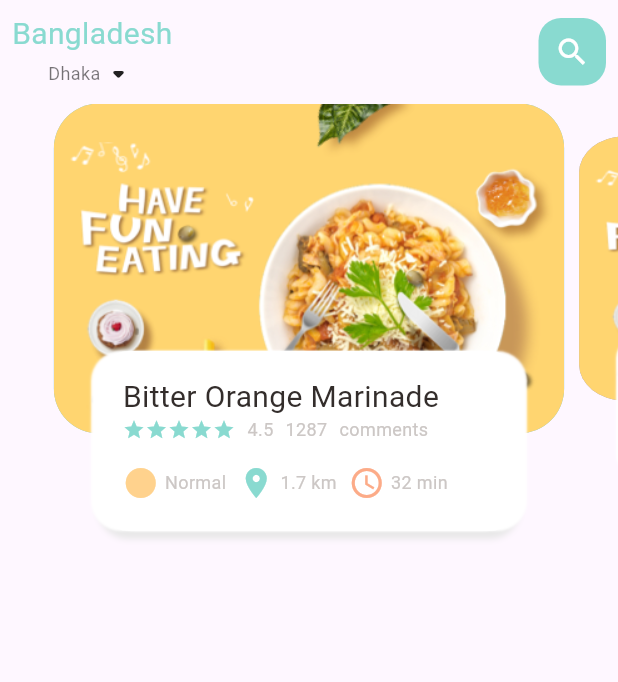
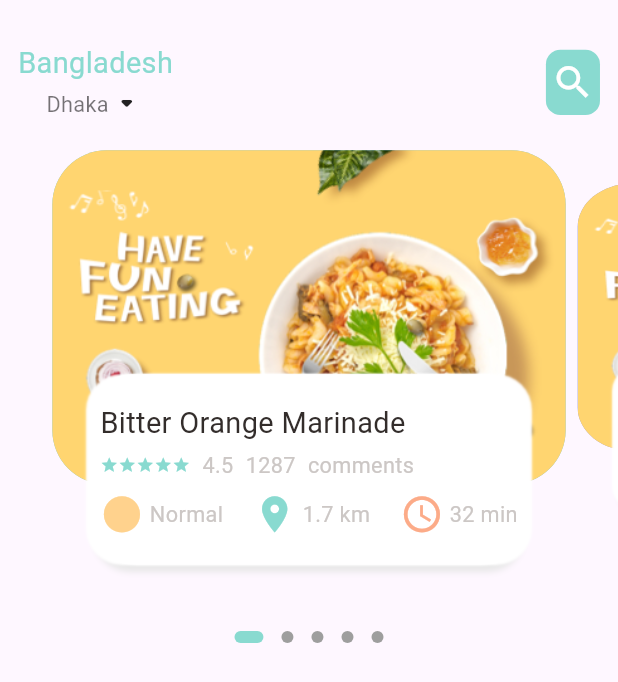
Before and after one commit to Tushar-ShahidurRahman/food_delivery_app, a Flutter app: the screen it shows after launch, on a phone screen of 412 x 824 dp. Shown: the top 682 px of the screen. Run offline on Flutter 3.47's test engine with Material 2 defaults, Android fonts, the phone set to English and light mode, and no system bars; drawn by our look-alikes of dots_indicator; our stand-ins replace get.

Commit message:
code added in dimension file for responsive design.

```diff
--- a/lib/custom_widgets/big_text.dart
+++ b/lib/custom_widgets/big_text.dart
@@ -1,4 +1,6 @@
 import 'package:flutter/material.dart';
+
+import '../utils/dimensions.dart';
 
 class BigText extends StatelessWidget {
   final String text;
@@ -10,7 +12,7 @@ class BigText extends StatelessWidget {
     Key? key,
     required this.text,
     this.color = const Color(0xFF332d2b),
-    this.size = 20,
+    this.size = 0,
     this.overflow = TextOverflow.ellipsis,
   }) : super(key: key);
 
@@ -24,7 +26,7 @@ class BigText extends StatelessWidget {
         color: color,
         fontFamily: 'Roboto',
         fontWeight: FontWeight.w400,
-        fontSize: size,
+        fontSize: size == 0 ? Dimensions.font16 : size,
       ),
     );
   }
--- a/lib/custom_widgets/icon_and_text_widget.dart
+++ b/lib/custom_widgets/icon_and_text_widget.dart
@@ -1,5 +1,7 @@
 import 'package:flutter/material.dart';
 import 'package:food_delivery_app/custom_widgets/small_text.dart';
+
+import '../utils/dimensions.dart';
 
 class IconAndTextWidget extends StatelessWidget {
   final IconData icon;
@@ -16,10 +18,10 @@ class IconAndTextWidget extends StatelessWidget {
     return Container(
       child: Row(
         children: [
-          Icon(icon, color: iconColor, ),
-          SizedBox(width: 4),
+          Icon(icon, color: iconColor, size: Dimensions.iconSize24, ),
+          SizedBox(width: Dimensions.width4),
           SmallText(text: text),
-          SizedBox(width: 8),
+          // SizedBox(width: 8),
         ],
       ),
     );
--- a/lib/custom_widgets/small_text.dart
+++ b/lib/custom_widgets/small_text.dart
@@ -1,4 +1,6 @@
 import 'package:flutter/material.dart';
+
+import '../utils/dimensions.dart';
 
 class SmallText extends StatelessWidget {
   final String text;
@@ -10,7 +12,7 @@ class SmallText extends StatelessWidget {
     Key? key,
     required this.text,
     this.color = const Color(0xFFccc7c5),
-    this.size = 12,
+    this.size = 0,
     this.height = 1.2,
   }) : super(key: key);
 
@@ -22,7 +24,7 @@ class SmallText extends StatelessWidget {
         color: color,
         fontFamily: 'Roboto',
         // fontWeight: FontWeight.w400,
-        fontSize: size,
+        fontSize: size == 0 ? Dimensions.font12 : size,
         height: height,
       ),
     );
--- a/lib/home/food_page_body.dart
+++ b/lib/home/food_page_body.dart
@@ -1,8 +1,10 @@
+import 'package:dots_indicator/dots_indicator.dart';
 import 'package:flutter/material.dart';
 import 'package:food_delivery_app/custom_widgets/big_text.dart';
 import 'package:food_delivery_app/custom_widgets/icon_and_text_widget.dart';
 import 'package:food_delivery_app/custom_widgets/small_text.dart';
 import 'package:food_delivery_app/utils/colors.dart';
+import 'package:food_delivery_app/utils/dimensions.dart';
 
 class FoodPageBody extends StatefulWidget {
   const FoodPageBody({Key? key}) : super(key: key);
@@ -15,7 +17,7 @@ class _FoodPageBodyState extends State<FoodPageBody> {
   PageController pageController = PageController(viewportFraction: .85);
   double _currPageValue = 0.0;
   final double _scaleFactor = 0.8;
-  int height = 220;
+  double height = Dimensions.pageViewContainer;
 
   @override
   void initState() {
@@ -34,41 +36,58 @@ class _FoodPageBodyState extends State<FoodPageBody> {
 
   @override
   Widget build(BuildContext context) {
-    return Container(
-      height: 320,
+    return Column(
+      children: [
+        Container(
+          height: Dimensions.mainPageViewContainer,
           child: PageView.builder(
               controller: pageController,
               itemCount: 5,
               itemBuilder: (context, position) {
                 return _buildPageItem(position);
               }),
+        ),
+        //  dot indicator should go here
+        DotsIndicator(
+          dotsCount: 5,
+          position: _currPageValue.floor(),
+          decorator: DotsDecorator(
+            activeColor: AppColors.mainColor,
+            size: Size.square(Dimensions.width8),
+            activeSize: Size(Dimensions.height16, Dimensions.width8),
+            activeShape: RoundedRectangleBorder(
+                borderRadius: BorderRadius.circular(Dimensions.radius4)),
+          ),
+        ),
+      ],
     );
   }
 
   Widget _buildPageItem(int index) {
     Matrix4 matrix = Matrix4.identity();
+    // This is the code for positioning the slides and there scale
     if (index == _currPageValue.floor()) {
       var currScale = 1 - (_currPageValue - index) * (1 - _scaleFactor);
-      var currTrans = height * (1 - currScale) / 2;
+      var currTrans = height.floor() * (1 - currScale) / 2;
       matrix = Matrix4.diagonal3Values(1, currScale, 1);
       matrix = Matrix4.diagonal3Values(1, currScale, 1)
         ..setTranslationRaw(0, currTrans, 0);
     } else if (index == _currPageValue.floor() + 1) {
       var currScale =
           _scaleFactor + (_currPageValue - index + 1) * (1 - _scaleFactor);
-      var currTrans = height * (1 - currScale) / 2;
+      var currTrans = height.floor() * (1 - currScale) / 2;
       matrix = Matrix4.diagonal3Values(1, currScale, 1);
       matrix = Matrix4.diagonal3Values(1, currScale, 1)
         ..setTranslationRaw(0, currTrans, 0);
     } else if (index == _currPageValue.floor() - 1) {
       var currScale = 1 - (_currPageValue - index) * (1 - _scaleFactor);
-      var currTrans = height * (1 - currScale) / 2;
+      var currTrans = height.floor() * (1 - currScale) / 2;
       matrix = Matrix4.diagonal3Values(1, currScale, 1);
       matrix = Matrix4.diagonal3Values(1, currScale, 1)
         ..setTranslationRaw(0, currTrans, 0);
     } else {
       var currScale = _scaleFactor;
-      var currTrans = height * (1 - currScale) / 2;
+      var currTrans = height.floor() * (1 - currScale) / 2;
       matrix = Matrix4.diagonal3Values(1, currScale, 1)
         ..setTranslationRaw(0, currTrans, 0);
     }
@@ -78,14 +97,15 @@ class _FoodPageBodyState extends State<FoodPageBody> {
       child: Stack(
         children: [
           Container(
-            height: 220,
-            margin: const EdgeInsets.only(left: 5, right: 5),
+            height: Dimensions.pageViewContainer,
+            margin: EdgeInsets.only(
+                left: Dimensions.width4, right: Dimensions.width4),
             // padding: EdgeInsets.only(left: 10, right: 10),
             decoration: BoxDecoration(
               color: index.isEven
                   ? const Color(0xFF69c5df)
                   : const Color(0xFF9294cc),
-              borderRadius: BorderRadius.circular(30),
+              borderRadius: BorderRadius.circular(Dimensions.radius30),
               image: const DecorationImage(
                   image: AssetImage('assets/image/food0.png'),
                   fit: BoxFit.cover),
@@ -95,12 +115,17 @@ class _FoodPageBodyState extends State<FoodPageBody> {
             alignment: Alignment.bottomCenter,
             child: Container(
               // width: 300,
-              height: 120,
-              margin: const EdgeInsets.only(left: 35, right: 35, bottom: 35),
+              height: Dimensions.pageViewTextContainer,
+              margin: EdgeInsets.only(
+                left: Dimensions.width32,
+                right: Dimensions.width32,
+                bottom: Dimensions.height32,
+                top: Dimensions.height8,
+              ),
               // padding: EdgeInsets.only(left: 10, right: 10),
               decoration: BoxDecoration(
                 color: Colors.white,
-                borderRadius: BorderRadius.circular(20),
+                borderRadius: BorderRadius.circular(Dimensions.radius20),
                 boxShadow: const [
                   BoxShadow(
                     color: Color(0xFFe8e8e8),
@@ -121,30 +146,35 @@ class _FoodPageBodyState extends State<FoodPageBody> {
               ),
               child: Container(
                 child: Padding(
-                  padding: const EdgeInsets.all(16.0),
+                  padding: EdgeInsets.symmetric(
+                      vertical: Dimensions.height16,
+                      horizontal: Dimensions.width16),
                   child: Column(
                     crossAxisAlignment: CrossAxisAlignment.start,
                     children: [
                       BigText(text: 'Bitter Orange Marinade'),
-                      const SizedBox(width: 16),
+                      SizedBox(height: Dimensions.height4),
                       Row(
                         children: [
                           Wrap(
                             children: List.generate(
                                 5,
                                 (index) => Icon(Icons.star,
-                                    color: AppColors.mainColor, size: 15)),
+                                    //Todo: Change the icon size here, make it dynamic
+                                    color: AppColors.mainColor,
+                                    size: 12)),
                           ),
-                          const SizedBox(width: 8),
+                          SizedBox(width: Dimensions.width8),
                           SmallText(text: '4.5'),
-                          const SizedBox(width: 8),
+                          SizedBox(width: Dimensions.width8),
                           SmallText(text: '1287'),
-                          const SizedBox(width: 8),
+                          SizedBox(width: Dimensions.width8),
                           SmallText(text: 'comments'),
                         ],
                       ),
-                      const SizedBox(height: 16),
+                      SizedBox(height: Dimensions.height8),
                       Row(
+                        mainAxisAlignment: MainAxisAlignment.spaceBetween,
                         children: [
                           IconAndTextWidget(
                               icon: Icons.circle,
--- a/lib/home/main_food_page.dart
+++ b/lib/home/main_food_page.dart
@@ -3,6 +3,8 @@ import 'package:food_delivery_app/custom_widgets/big_text.dart';
 import 'package:food_delivery_app/custom_widgets/small_text.dart';
 import 'package:food_delivery_app/home/food_page_body.dart';
 import 'package:food_delivery_app/utils/colors.dart';
+
+import '../utils/dimensions.dart';
 
 class MainFoodPage extends StatefulWidget {
   const MainFoodPage({Key? key}) : super(key: key);
@@ -14,17 +16,20 @@ class MainFoodPage extends StatefulWidget {
 class _MainFoodPageState extends State<MainFoodPage> {
   @override
   Widget build(BuildContext context) {
+    // var height = MediaQuery.of(context).size.height;
+    // print('height: $height');
     return Scaffold(
-
       body: SafeArea(
         child: Column(
           children: [
             Container(
               //I will use the above container for changing color in the future. Now it is unnecessary.
               child: Padding(
-                padding: const EdgeInsets.all(8.0),
+                padding: EdgeInsets.symmetric( vertical: Dimensions.height8, horizontal: Dimensions.width8),
+                // SHOWING THE HEADER
                 child: Container(
-                  // height: 115,
+                  margin: EdgeInsets.only(top: Dimensions.height16, bottom: Dimensions.height8),
+                  padding: EdgeInsets.only(left: Dimensions.width16, right: Dimensions.width16),
                   child: Row(
                     mainAxisAlignment: MainAxisAlignment.spaceBetween,
                     // mainAxisSize: MainAxisSize.min,
@@ -50,12 +55,12 @@ class _MainFoodPageState extends State<MainFoodPage> {
                       // Below container is for search icon
                       Center(
                         child: Container(
-                          height: 45,
-                          width: 45,
-                          decoration: BoxDecoration(borderRadius: BorderRadius.circular(15),
+                          height: Dimensions.height36,
+                          width: Dimensions.width36,
+                          decoration: BoxDecoration(borderRadius: BorderRadius.circular(Dimensions.radius8),
                           color: AppColors.mainColor,
                           ),
-                          child: Icon(Icons.search, color: Colors.white,),
+                          child: Icon(Icons.search, color: Colors.white,size: Dimensions.iconSize24,),
                         ),
                       ),
                     ],
@@ -63,6 +68,7 @@ class _MainFoodPageState extends State<MainFoodPage> {
                 ),
               ),
             ),
+            // SHOWING THE BODY
             FoodPageBody(),
           ],
         ),
--- a/lib/main.dart
+++ b/lib/main.dart
@@ -1,5 +1,6 @@
 import 'package:flutter/material.dart';
 import 'package:food_delivery_app/home/main_food_page.dart';
+import 'package:get/get.dart';
 
 void main() {
   runApp(const MyApp());
@@ -11,7 +12,7 @@ class MyApp extends StatelessWidget {
   // This widget is the root of your application.
   @override
   Widget build(BuildContext context) {
-    return MaterialApp(
+    return GetMaterialApp(
       debugShowCheckedModeBanner: false,
       title: 'Flutter Demo',
       theme: ThemeData(
--- /dev/null
+++ b/lib/utils/dimensions.dart
@@ -0,0 +1,43 @@
+import 'package:get/get.dart';
+
+class Dimensions{
+  //Current screen height 683.4285714285714
+  // Current screen width 411.42857142857144
+  // Screen Size
+  static double screenHeight = Get.context!.height;
+  static double screenWidth = Get.context!.width;
+
+  static double mainPageViewContainer = screenHeight/2.62;
+  static double pageViewContainer = screenHeight/3.7;
+  static double pageViewTextContainer = screenHeight/6.5;
+
+  //Screen height and width
+  static double height4 = screenHeight/170.86;
+  static double height8 = screenHeight/85.44;
+  static double height10 = screenHeight/68.35;
+  static double height16 = screenHeight/42.7;
+  static double height32 = screenHeight/21.4;
+  static double height36 = screenHeight/18.9;
+
+  static double width4 = screenWidth/102.88;
+  static double width8 = screenWidth/51.42;
+  static double width10 = screenWidth/41.42;
+  static double width16 = screenWidth/102.9;
+  static double width32 = screenWidth/12.9;
+  static double width36 = screenWidth/11.43;
+
+// Font size
+  static double font16 = screenHeight/42.7;
+  static double font10 = screenHeight/68.35;
+  static double font12 = screenHeight/56.96;
+
+//  radius size
+  static double radius4 = screenHeight/170.86;
+  static double radius8 = screenHeight/85.44;
+  static double radius20 = screenHeight/34.15;
+  static double radius30 = screenHeight/22.78;
+
+//  Icon size
+  static double iconSize24 = screenHeight/28.48;
+
+}
--- a/pubspec.yaml
+++ b/pubspec.yaml
@@ -31,6 +31,7 @@ dependencies:
   flutter:
     sdk: flutter
   get: ^4.6.5
+  dots_indicator: ^3.0.0
 
 
   # The following adds the Cupertino Icons font to your application.
```
Also changed, not shown: pubspec.lock. Lines whose indentation alone changed are shown as unchanged.
